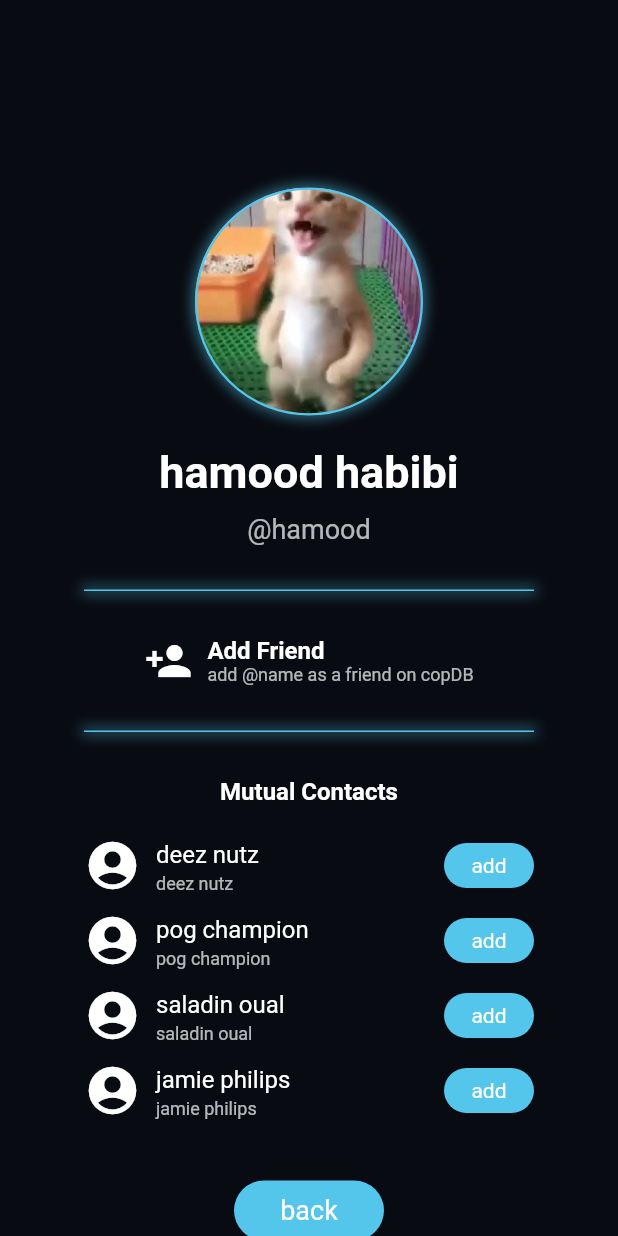
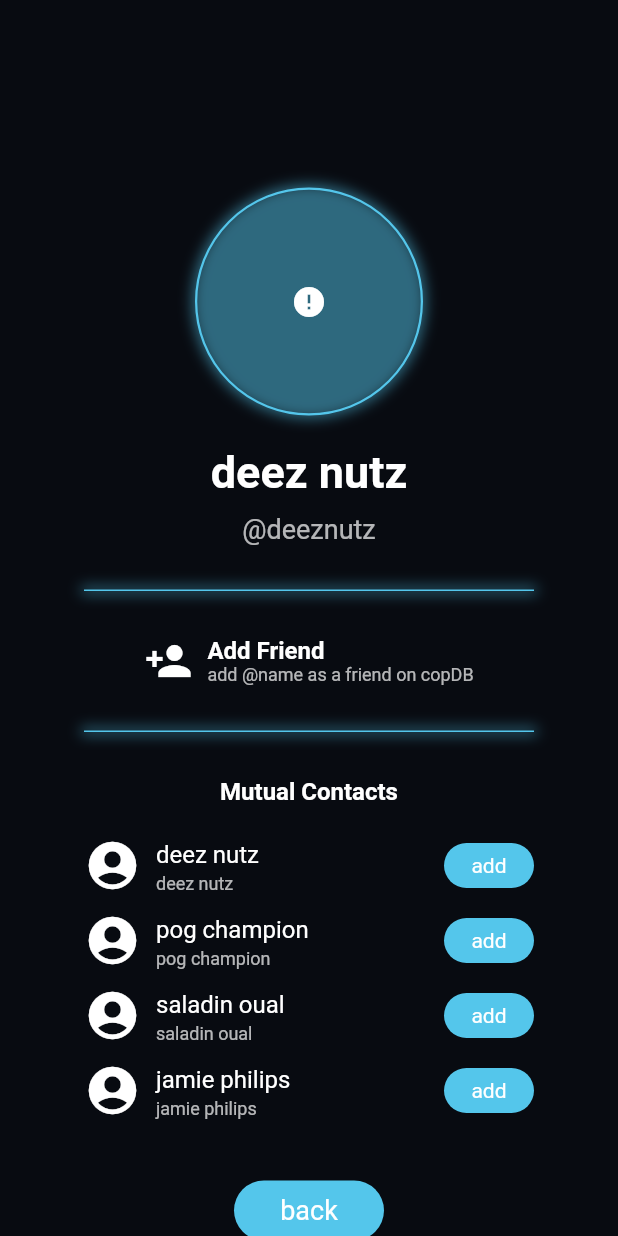
Before and after one commit to Sofianel5/copdb-app, a Flutter app: the FriendScreen screen opened directly, after a tap on "deez nutz", on a phone screen of 412 x 824 dp. Run offline on Flutter 3.47's test engine with Material 2 defaults, Android fonts, the light colour scheme and no system bars; drawn by our look-alikes of cached_network_image; our stand-ins replace auto_route, bloc, connectivity, contacts_service, dartz, device_info and 7 more; missing offline and left inert: background_location, clipboard, data_connection_checker, get_ip; accounts and stored records are empty; generated files the repository leaves out were written again; network calls fail; project files that could hold a hidden picture were left out.

Commit message:
add friend screen model integration

```diff
--- a/copdb/lib/screens/FriendProfileScreen.dart
+++ b/copdb/lib/screens/FriendProfileScreen.dart
@@ -1,19 +1,29 @@
+import 'package:cached_network_image/cached_network_image.dart';
 import 'package:copdb/Errors/CouldNotFetchEvents.dart';
 import 'package:copdb/animations/SlideAnimation.dart';
+import 'package:copdb/features/copdb/domain/entities/user.dart';
 import 'package:copdb/screens/FriendScreen.dart';
 import 'package:copdb/utils/NavBar.dart';
 import 'package:flutter/material.dart';
 
 class FriendProfileScreen extends StatefulWidget
 {
-  const FriendProfileScreen({Key key}) : super(key: key);
+  User user;
+  FriendProfileScreen({Key key, this.user}) : super(key: key);
   @override
   _FriendProfileScreen createState() => _FriendProfileScreen();
 }
 
 class _FriendProfileScreen extends State<FriendProfileScreen>
 {
-   List<String> contactList = ['deez nutz', 'pog champion', 'saladin oual', 'jamie philips'];
+  User _user;
+  void initState()
+  {
+    super.initState();
+    _user = widget.user;
+  }
+
+  List<String> contactList = ['deez nutz', 'pog champion', 'saladin oual', 'jamie philips'];
   ListView _getMutuals()
   {
     return ListView.builder(
@@ -83,11 +93,15 @@ class _FriendProfileScreen extends State<FriendProfileScreen>
           Container(
             width: 152,
             height: 152,
+            child: CachedNetworkImage(
+              imageUrl: _user.profilePic,
+              errorWidget: (context, url, error) => Icon(Icons.error),
+            ),
             decoration: BoxDecoration(
-              image: DecorationImage(
+              /* image: DecorationImage(
                 image: AssetImage('assets/cat.jpg'),
                 fit: BoxFit.cover,
-              ),
+              ), */
               boxShadow: [
                 BoxShadow(
                   color: Color(0xFF54C6EB).withOpacity(0.5),
@@ -104,7 +118,7 @@ class _FriendProfileScreen extends State<FriendProfileScreen>
           Container(height: 20,),
           Container(
             child: Text(
-              "hamood habibi",
+              _user.firstName + " " + _user.lastName,
               style: TextStyle(
                 fontSize: 30,
                 fontWeight: FontWeight.bold
@@ -114,7 +128,7 @@ class _FriendProfileScreen extends State<FriendProfileScreen>
           Container(height: 10,),
           Container(
             child: Text(
-              "@hamood",
+              _user.username,
               style: TextStyle(
                 fontSize: 18,
                 color: Colors.white70
--- a/copdb/lib/screens/FriendScreen.dart
+++ b/copdb/lib/screens/FriendScreen.dart
@@ -71,7 +71,9 @@ class _FriendScreen extends State<FriendScreen>
           onTap: () {
             Navigator.push(
               context,
-              MaterialPageRoute(builder: (context) => FriendProfileScreen())
+              MaterialPageRoute(builder: (context) => FriendProfileScreen(
+                user: friendList[index],
+              ))
             );
           },
           child: Container(
--- a/copdb/lib/screens/ProfileScreen.dart
+++ b/copdb/lib/screens/ProfileScreen.dart
@@ -64,7 +64,9 @@ class _ProfileScreen extends State<ProfileScreen>
       {
         return GestureDetector(
           onTap: () {
-            Navigator.push(context, SlideFromBottomPageRoute(widget: FriendProfileScreen()));
+            Navigator.push(context, SlideFromBottomPageRoute(widget: FriendProfileScreen(
+              user: user.friends[index],
+            )));
           },
           child: Container(
             alignment: Alignment.center,
@@ -75,7 +77,7 @@ class _ProfileScreen extends State<ProfileScreen>
                   width: 42,
                   height: 42,
                   child: CachedNetworkImage(
-                    imageUrl: user.profilePic,
+                    imageUrl: user.friends[index].profilePic,
                     errorWidget: (context, url, error) => Icon(Icons.error),
                   ),
                   decoration: BoxDecoration(
```
